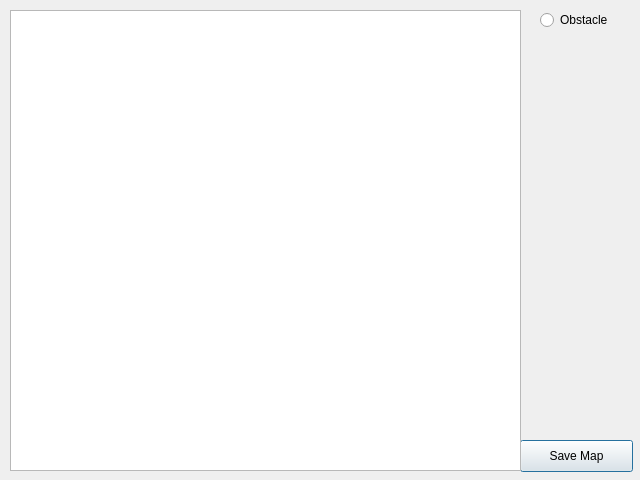
Before: the Qt Designer form LIDAR/environment_test/editmapwindow.ui in madmilla/THO78-Roborescue, drawn with Qt 5.
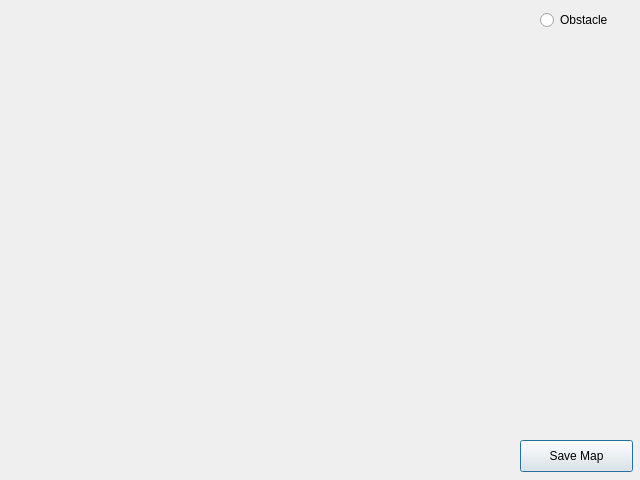
After: the same form once the commit is applied.

What changed in the file:
```diff
--- a/LIDAR/environment_test/editmapwindow.ui
+++ b/LIDAR/environment_test/editmapwindow.ui
@@ -39,16 +39,6 @@
     <string>Obstacle</string>
    </property>
   </widget>
-  <widget class="QGraphicsView" name="mapView">
-   <property name="geometry">
-    <rect>
-     <x>10</x>
-     <y>10</y>
-     <width>511</width>
-     <height>461</height>
-    </rect>
-   </property>
-  </widget>
  </widget>
  <resources/>
  <connections/>
```
